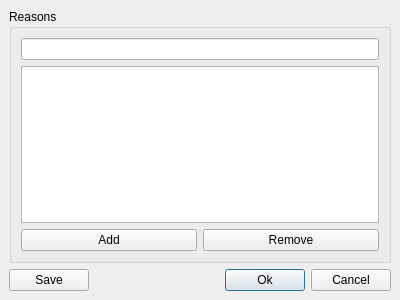
Qt form src/mucreasonseditor.ui (psi-im/psi) before a commit.
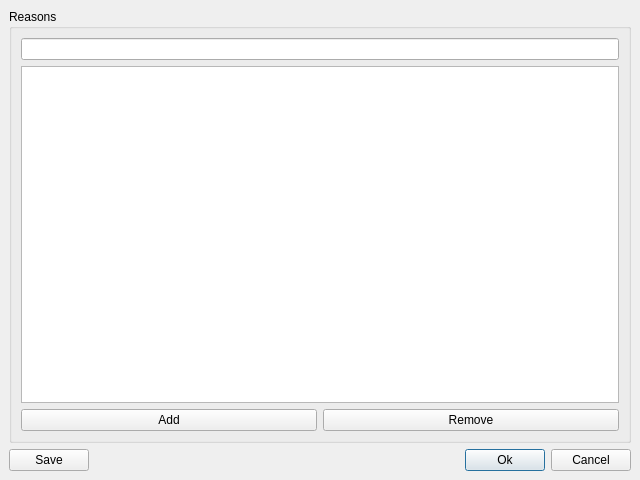
The same form after that commit.

Patch:
```diff
--- a/src/mucreasonseditor.ui
+++ b/src/mucreasonseditor.ui
@@ -1,12 +1,12 @@
 <ui version="4.0" >
  <class>MUCReasonsEditor</class>
- <widget class="QDialog" name="MUCReasonsEditor" >
-  <property name="geometry" >
+ <widget class="QDialog" name="MUCReasonsEditor">
+  <property name="geometry">
    <rect>
     <x>0</x>
     <y>0</y>
-    <width>400</width>
-    <height>300</height>
+    <width>640</width>
+    <height>480</height>
    </rect>
   </property>
   <property name="windowTitle" >
```
Left out of the diff: 57 changed lines with no effect on the pictures.
